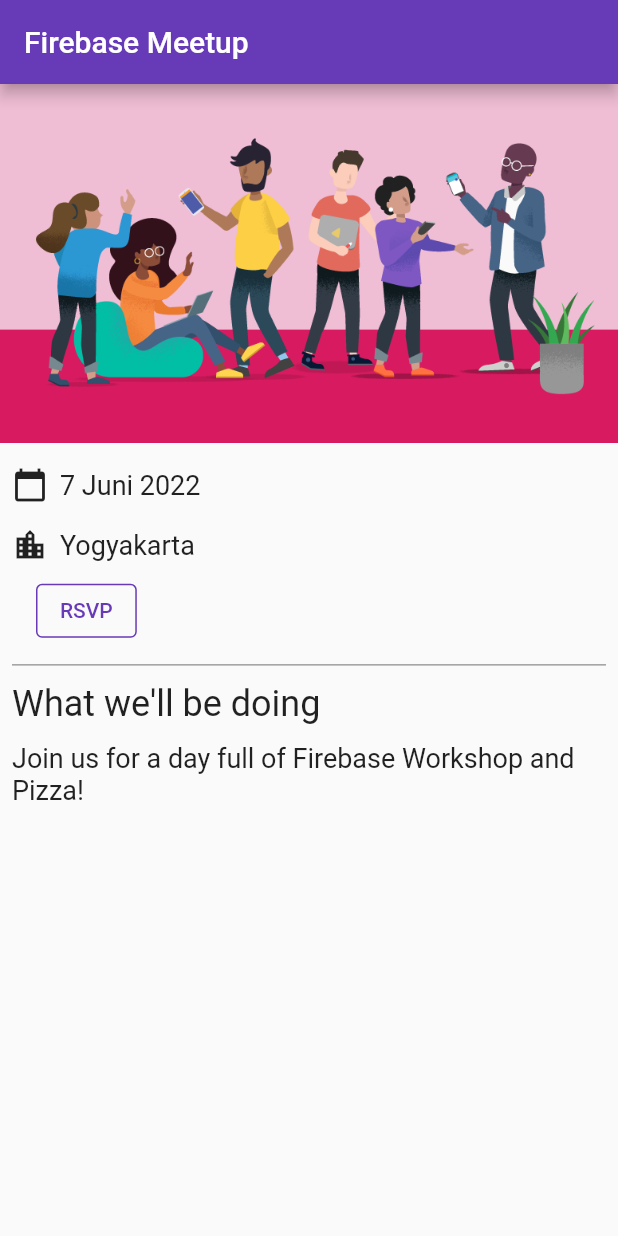
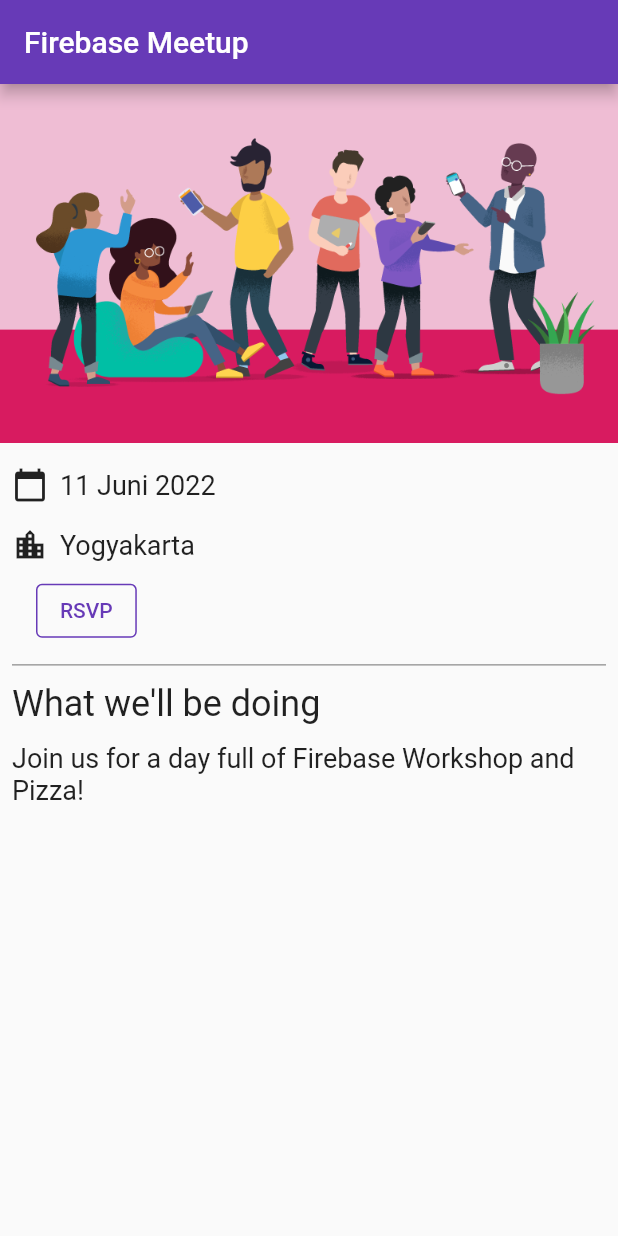
Before and after one commit to dwisuluh/flutter_firebase, a Flutter app: the screen it shows after launch, on a phone screen of 412 x 824 dp. Run offline on Flutter 3.47's test engine with Material 2 defaults, Android fonts, the phone set to English and light mode, and no system bars; our stand-ins replace cloud_firestore, firebase_auth, firebase_core, google_fonts; accounts and stored records are empty.

Commit message:
Update main.dart
update tanggal

```diff
--- a/lib/main.dart
+++ b/lib/main.dart
@@ -57,7 +57,7 @@ class HomePage extends StatelessWidget {
         children: <Widget>[
           Image.asset('assets/codelab.png'),
           const SizedBox(height: 8),
-          const IconAndDetail(Icons.calendar_today, '7 Juni 2022'),
+          const IconAndDetail(Icons.calendar_today, '11 Juni 2022'),
           const IconAndDetail(Icons.location_city, 'Yogyakarta'),
           Consumer<ApplicationState>(
             builder: (context, appState, _) => Authentication(
```
